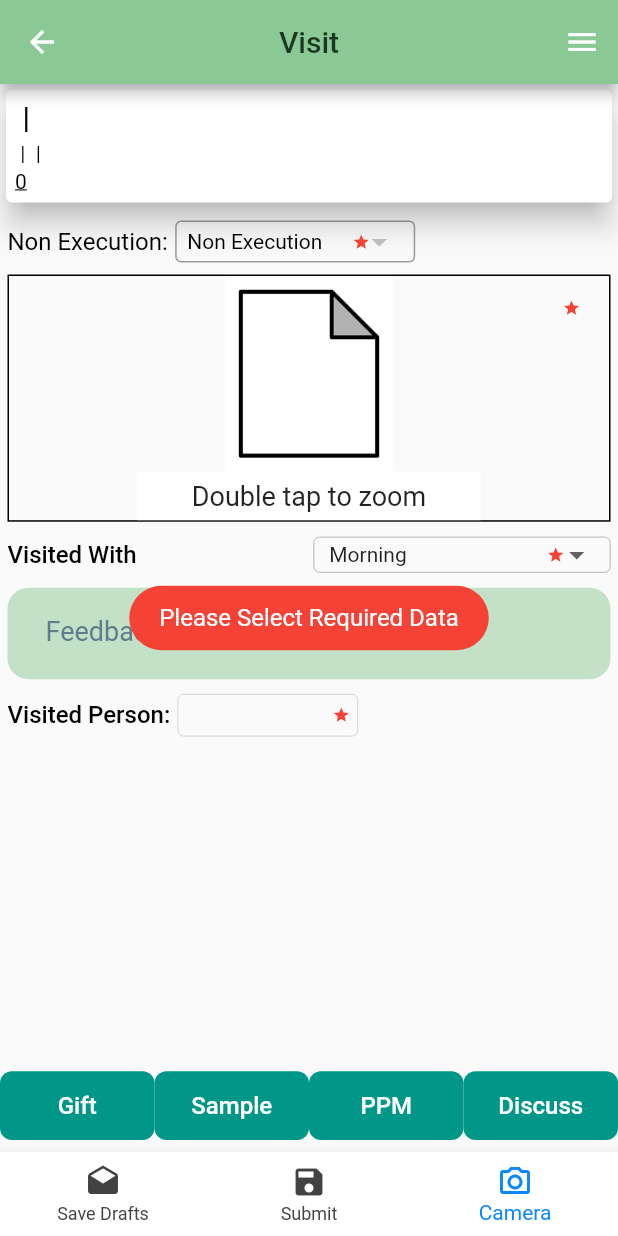
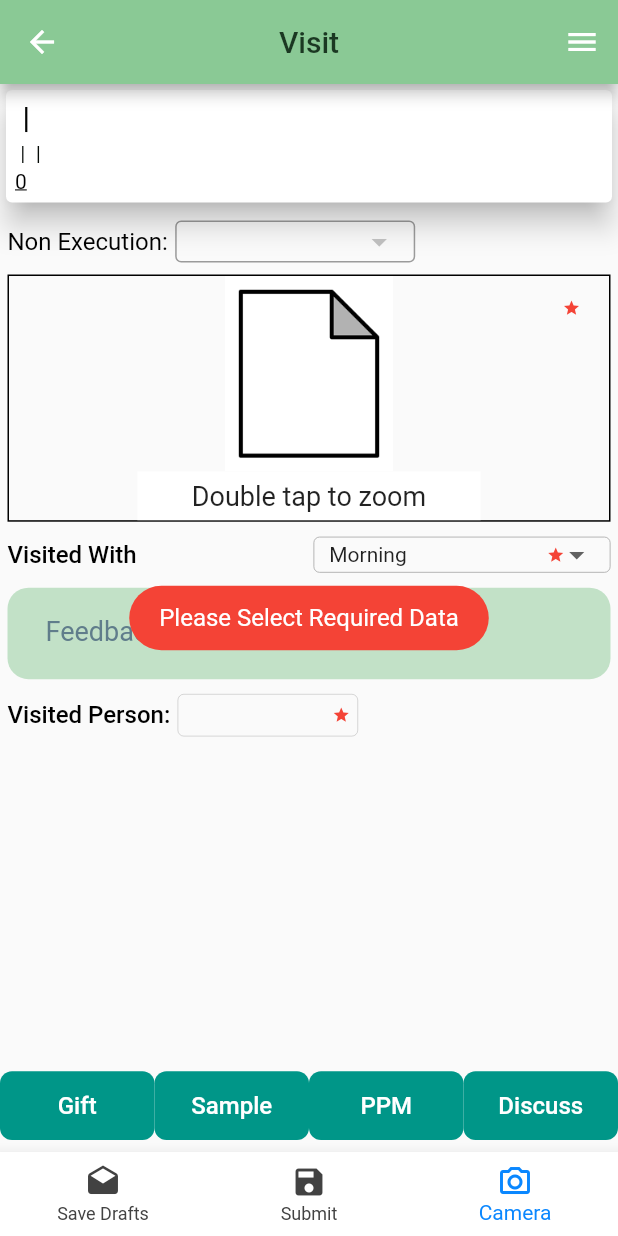
Before and after one commit to abubakar9999/physician, a Flutter app: the DcrGiftSamplePpmPage screen opened directly with empty values, item 2 of the bottom bar chosen, on a phone screen of 412 x 824 dp. Run offline on Flutter 3.47's test engine with Material 3 defaults, Android fonts, the phone set to English and light mode, and no system bars; our stand-ins replace animated_custom_dropdown, animated_text_kit, cached_network_image, connectivity_plus, device_info_plus, dropdown_button2 and 15 more; missing offline and left inert: android_id; accounts and stored records are empty; network calls fail; statements that could not run were skipped.

Commit message:
non execution dropdown initially empty show

```diff
--- a/lib/features/pages/DCR_section/dcr_gift_sample_PPM_page.dart
+++ b/lib/features/pages/DCR_section/dcr_gift_sample_PPM_page.dart
@@ -893,8 +893,8 @@ class _DcrGiftSamplePpmPageState extends State<DcrGiftSamplePpmPage> {
                             style: TextStyle(fontSize: 16, color: Colors.black),
                           ),
                           const SizedBox(width: 5,),
-                          Stack(
-                            children:[
+                          // Stack(
+                          //   children:[
                               SizedBox(
                                 height: 28,
                                 width: 160,
@@ -912,7 +912,7 @@ class _DcrGiftSamplePpmPageState extends State<DcrGiftSamplePpmPage> {
                                     ),
                                     contentPadding: EdgeInsets.symmetric(horizontal: 8,),
                                   ),
-                                  hint: const Text("Non Execution", style: TextStyle(fontSize: 14,color: Colors.black)),
+                                  hint: const Text("", style: TextStyle(fontSize: 14,color: Colors.black)),
                                   value: causeData.isEmpty ? null : causeData,
                                   items: CauseForNonExecution.map((value) {
                                     return DropdownMenuItem<String>(
@@ -957,13 +957,13 @@ class _DcrGiftSamplePpmPageState extends State<DcrGiftSamplePpmPage> {
                                   },
                                 ),
                               ),
-                              const Positioned(
-                                top: 8,
-                                right: 30,
-                                child: Icon(Icons.star_sharp, color: Colors.red, size: 12),
-                              ),
-                            ]
-                          ),
+                          //     const Positioned(
+                          //       top: 8,
+                          //       right: 30,
+                          //       child: Icon(Icons.star_sharp, color: Colors.red, size: 12),
+                          //     ),
+                          //   ]
+                          // ),
                         ],
                       ),
                     ),
--- a/lib/features/pages/DCR_section/visited_entity_edit_page.dart
+++ b/lib/features/pages/DCR_section/visited_entity_edit_page.dart
@@ -162,6 +162,8 @@ class _VisitedEntityEditScreenState extends State<VisitedEntityEditScreen> {
             '&thana=${selectedThana!.trim()}'
             '&office_address=${addressController.text.trim()}',
       );
+
+      debugPrint('url:$uri');
 
       setState(() {
         isSubmitting = true;
```
